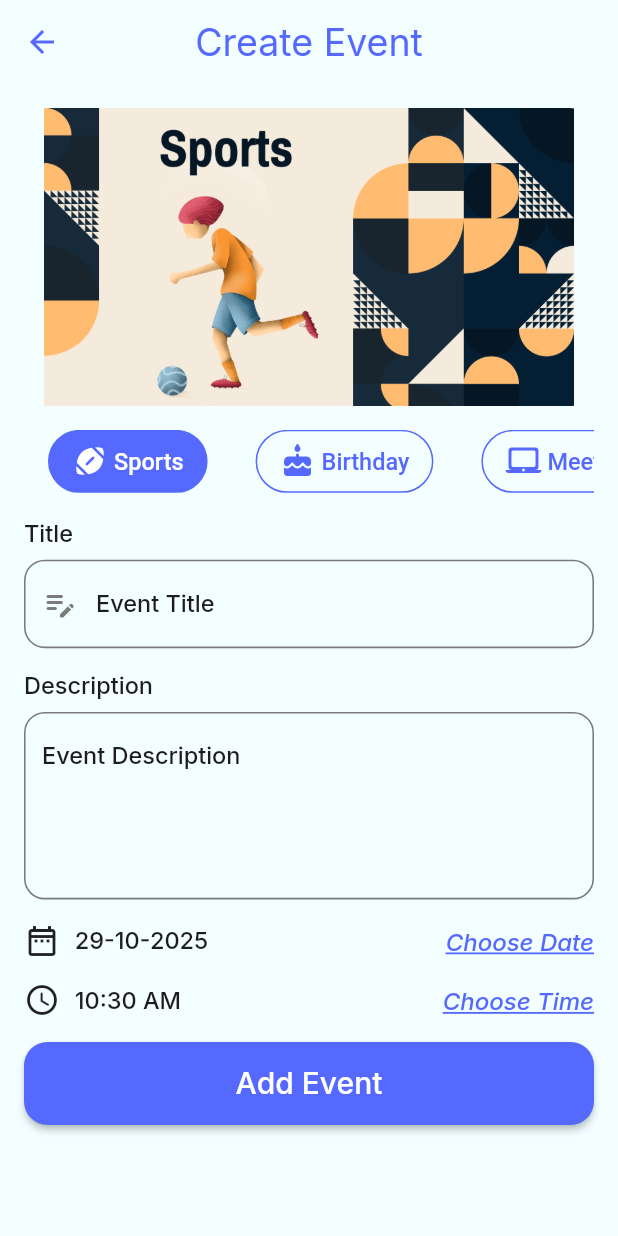
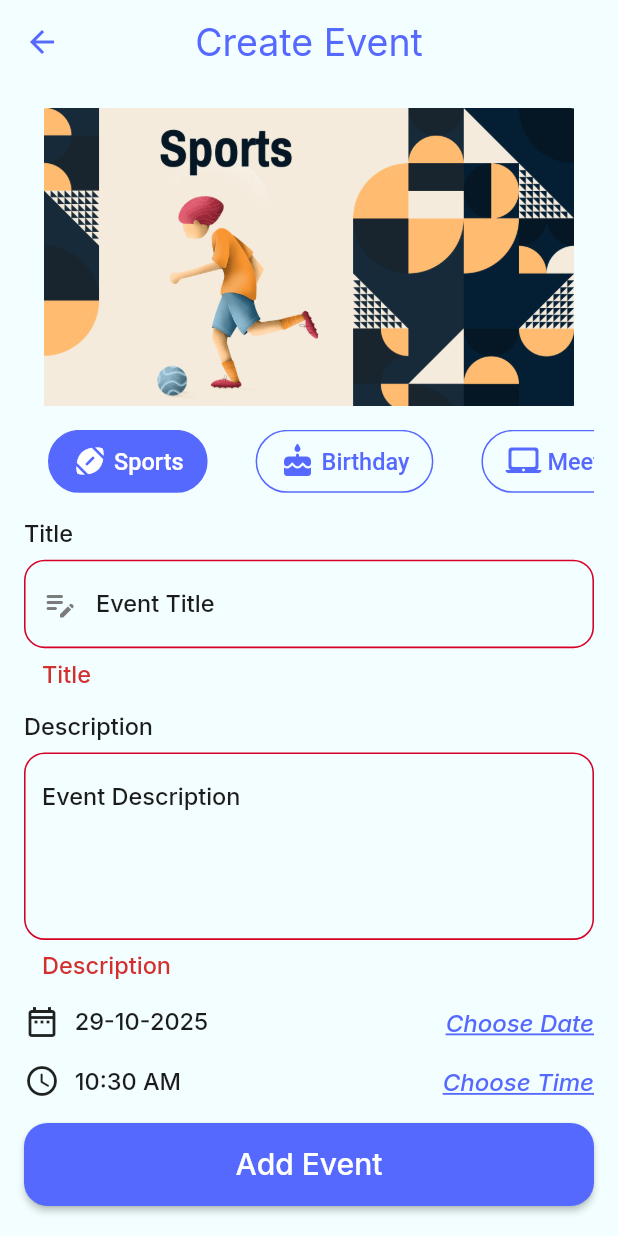
Before and after one commit to ahmedmohamed41/evently_app, a Flutter app: the CreateEvent screen opened by its route, after a tap on "Add Event", on a phone screen of 412 x 824 dp. Run offline on Flutter 3.47's test engine with Material 3 defaults, Android fonts, the phone set to English and light mode, and no system bars; our stand-ins replace cloud_firestore, dots_indicator, firebase_auth, firebase_core, firebase_messaging, flutter_local_notifications and 5 more; accounts and stored records are empty.

Commit message:
finish add ,get user from fireStore and add ,get event from FireStore

```diff
--- a/lib/core/resources/validators.dart
+++ b/lib/core/resources/validators.dart
@@ -1,9 +1,8 @@
-
 import 'package:evently_app/l10n/app_localizations.dart';
 import 'package:flutter/material.dart';
 
 abstract class Validator {
-  static String? validateName(String? input ,BuildContext context) {
+  static String? validateName(String? input, BuildContext context) {
     if (input == null || input.trim().isEmpty) {
       return AppLocalizations.of(context)!.name_is_required;
     }
@@ -19,12 +18,12 @@ abstract class Validator {
     ).hasMatch(email);
   }
 
-  static String? validateEmail(String? input ,BuildContext context) {
+  static String? validateEmail(String? input, BuildContext context) {
     if (input == null || input.trim().isEmpty) {
       return AppLocalizations.of(context)!.email_is_required;
     }
     if (!validEmail(input)) {
-     return AppLocalizations.of(context)!.email_bad_format;
+      return AppLocalizations.of(context)!.email_bad_format;
     }
     return null;
   }
@@ -35,12 +34,29 @@ abstract class Validator {
     ).hasMatch(password);
   }
 
-  static String? validatePassword(String? input,BuildContext context) {
+  static String? validatePassword(String? input, BuildContext context) {
     if (input == null || input.trim().isEmpty) {
       return AppLocalizations.of(context)!.password_is_required;
     }
     if (!validPassword(input)) {
-     return AppLocalizations.of(context)!.weak_password;
+      return AppLocalizations.of(context)!.weak_password;
+    }
+    return null;
+  }
+
+  static String? validateTitle(String? title, BuildContext context) {
+    if (title == null || title.trim().isEmpty) {
+      return AppLocalizations.of(context)!.title;
+    }
+    return null;
+  }
+
+  static String? validateDescription(
+    String? description,
+    BuildContext context,
+  ) {
+    if (description == null || description.trim().isEmpty) {
+      return AppLocalizations.of(context)!.description;
     }
     return null;
   }
--- a/lib/core/widgets/custom_tab_bar.dart
+++ b/lib/core/widgets/custom_tab_bar.dart
@@ -33,10 +33,10 @@ class _CustomTabBarState extends State<CustomTabBar> {
 
       child: TabBar(
         indicatorColor: Colors.transparent,
-        onTap: (value) {
-          widget.onCategoryItemClicked?.call(widget.categories[value]);
+        onTap: (index) {
+          widget.onCategoryItemClicked?.call(widget.categories[index]);
           setState(() {
-            isSelected = value;
+            isSelected = index;
           });
         },
         isScrollable: true,
--- a/lib/features/create_event/create_event.dart
+++ b/lib/features/create_event/create_event.dart
@@ -1,11 +1,18 @@
+import 'dart:developer';
+
+import 'package:evently_app/core/UI_Utils/ui_utils.dart';
 import 'package:evently_app/core/extensions/date_ex.dart';
 import 'package:evently_app/core/resources/colors_manager.dart';
+import 'package:evently_app/core/resources/validators.dart';
 import 'package:evently_app/core/widgets/custom_buttom_text.dart';
 import 'package:evently_app/core/widgets/custom_elevated_button.dart';
 import 'package:evently_app/core/widgets/custom_tab_bar.dart';
 import 'package:evently_app/core/widgets/custom_text_form_field.dart';
+import 'package:evently_app/firebase_service/firebase_service.dart';
 import 'package:evently_app/l10n/app_localizations.dart';
 import 'package:evently_app/models/category_model.dart';
+import 'package:evently_app/models/event_model.dart';
+import 'package:evently_app/models/user_model.dart';
 import 'package:flutter/material.dart';
 import 'package:flutter_screenutil/flutter_screenutil.dart';
 
@@ -17,12 +24,16 @@ class CreateEvent extends StatefulWidget {
 }
 
 class _CreateEventState extends State<CreateEvent> {
-  late CategoryModel selectedCategory;
+  late CategoryModel selectedCategory = selectedCategory =
+      CategoryModel.categories(context)[0];
+  final TextEditingController _titleController = TextEditingController();
+  final TextEditingController _descriptionController = TextEditingController();
+  final GlobalKey<FormState> _formKey = GlobalKey<FormState>();
+
   DateTime selectedDate = DateTime.now();
   TimeOfDay selectedTime = TimeOfDay.now();
   @override
   Widget build(BuildContext context) {
-    selectedCategory = CategoryModel.categories(context)[0];
     AppLocalizations appLocalizations = AppLocalizations.of(context)!;
     return Scaffold(
       appBar: AppBar(
@@ -32,6 +43,8 @@ class _CreateEventState extends State<CreateEvent> {
       body: Padding(
         padding: const EdgeInsets.all(16),
         child: SingleChildScrollView(
+          child: Form(
+            key: _formKey,
             child: Column(
               crossAxisAlignment: CrossAxisAlignment.stretch,
               children: [
@@ -50,6 +63,7 @@ class _CreateEventState extends State<CreateEvent> {
                   onCategoryItemClicked: (category) {
                     setState(() {
                       selectedCategory = category;
+                      log(selectedCategory.name);
                     });
                   },
                   categories: CategoryModel.categories(context),
@@ -73,6 +87,8 @@ class _CreateEventState extends State<CreateEvent> {
                   height: 8.h,
                 ),
                 CustomTextFormField(
+                  validator: (value) => Validator.validateTitle(value, context),
+                  controller: _titleController,
                   prefixIcon: Icons.edit_note_rounded,
                   hintText: appLocalizations.event_title,
                 ),
@@ -87,6 +103,9 @@ class _CreateEventState extends State<CreateEvent> {
                   height: 8.h,
                 ),
                 CustomTextFormField(
+                  validator: (value) =>
+                      Validator.validateDescription(value, context),
+                  controller: _descriptionController,
                   maxLines: 5,
                   hintText: appLocalizations.event_description,
                 ),
@@ -134,14 +153,34 @@ class _CreateEventState extends State<CreateEvent> {
                   height: 16.h,
                 ),
                 CustomElevatedButton(
-                onPressed: () {},
+                  onPressed: () {
+                    if (_formKey.currentState?.validate() == false) return;
+                    _createEvent();
+                  },
                   title: appLocalizations.add_event,
                 ),
               ],
             ),
           ),
         ),
+      ),
     );
+  }
+
+  void _createEvent() async {
+    EventModel event = EventModel(
+      eventId: "",
+      userId: UserModel.currentUser!.id,
+      category: selectedCategory,
+      dateTime: selectedDate,
+      title: _titleController.text,
+      description: _descriptionController.text,
+    );
+    UiUtils.showLoading(context);
+    await FirebaseService.addEventToFireStore(event, context);
+    UiUtils.hideLoading(context);
+    UiUtils.showFluttertoast('Event Create Successfully', Colors.green);
+    Navigator.pop(context);
   }
 
   void _selectedEventDate() async {
--- a/lib/features/main_layout/favourite/favourite_tab.dart
+++ b/lib/features/main_layout/favourite/favourite_tab.dart
@@ -51,9 +51,11 @@ class FavouriteTab extends StatelessWidget {
               ),
               itemBuilder: (context, index) => EventItem(
                 event: EventModel(
+                  eventId: '',
+                  userId: '',
                   category: CategoryModel.categories(context)[4],
                   dateTime: DateTime.now(),
-                  timeOfDay: TimeOfDay.now(),
+
                   title: 'Meeting for Updating The Development Method ',
                   description: 'Meeting for Updating The Development Method ',
                 ),
--- a/lib/features/main_layout/main_layout.dart
+++ b/lib/features/main_layout/main_layout.dart
@@ -30,6 +30,7 @@ class _MainLayoutState extends State<MainLayout> {
       floatingActionButton: MediaQuery.of(context).viewInsets.bottom != 0
           ? null
           : FloatingActionButton(
+              heroTag: null,
               onPressed: () {
                 Navigator.pushNamed(
                   context,
--- a/lib/features/main_layout/profile/profile_tap.dart
+++ b/lib/features/main_layout/profile/profile_tap.dart
@@ -4,6 +4,7 @@ import 'package:evently_app/core/resources/colors_manager.dart';
 import 'package:evently_app/core/routes/app_routes.dart';
 import 'package:evently_app/features/main_layout/profile/drop_down_item.dart';
 import 'package:evently_app/l10n/app_localizations.dart';
+import 'package:evently_app/models/user_model.dart';
 import 'package:evently_app/providers/config_provider.dart';
 import 'package:firebase_auth/firebase_auth.dart';
 import 'package:flutter/material.dart';
@@ -39,7 +40,7 @@ class ProfileTap extends StatelessWidget {
                       mainAxisSize: MainAxisSize.min,
                       children: [
                         Text(
-                          'Ahmed Moo',
+                          UserModel.currentUser!.name,
                           style: Theme.of(context).textTheme.headlineLarge,
                         ),
                         SizedBox(
@@ -47,7 +48,7 @@ class ProfileTap extends StatelessWidget {
                         ),
                         Text(
                           overflow: TextOverflow.clip,
-                          'AhmedMoo@gmail.com',
+                           UserModel.currentUser!.email,
                           style: Theme.of(context).textTheme.bodySmall!
                               .copyWith(
                                 color: ColorsManager.whiteBlue,
--- a/lib/models/event_model.dart
+++ b/lib/models/event_model.dart
@@ -1,17 +1,42 @@
+import 'package:cloud_firestore/cloud_firestore.dart';
+import 'package:evently_app/models/category_model.dart';
 import 'package:flutter/material.dart';
-import 'package:evently_app/models/category_model.dart';
 
 class EventModel {
+  String eventId;
+  String userId;
   CategoryModel category;
   String title;
   String description;
   DateTime dateTime;
-  TimeOfDay timeOfDay;
+
   EventModel({
+    required this.userId,
+    required this.eventId,
     required this.category,
     required this.title,
     required this.description,
     required this.dateTime,
-    required this.timeOfDay,
   });
+
+  EventModel.fromJson(Map<String, dynamic> json, BuildContext context)
+    : this(
+        userId: json['userId'],
+        eventId: json['eventId'],
+        category: CategoryModel.categories(context).firstWhere(
+          (category) => json['categoryId'] == category.id,
+        ),
+        title: json['title'],
+        description: json['description'],
+        dateTime: (json['dateTime'] as Timestamp).toDate(),
+      );
+
+  Map<String, dynamic> toJson() => {
+    'userId': userId,
+    'eventId': eventId,
+    'categoryId': category.id,
+    'title': title,
+    'description': description,
+    'dateTime': dateTime,
+  };
 }
--- /dev/null
+++ b/lib/models/user_model.dart
@@ -0,0 +1,14 @@
+class UserModel {
+  static UserModel? currentUser;
+  String id;
+  String email;
+  String name;
+  UserModel({
+    required this.id,
+    required this.email,
+    required this.name,
+  });
+  UserModel.fromJson(Map<String, dynamic> json)
+    : this(id: json["id"], name: json["name"], email: json["email"]);
+  Map<String, dynamic> toJson() => {"id": id, "name": name, "email": email};
+}
--- a/pubspec.yaml
+++ b/pubspec.yaml
@@ -45,6 +45,7 @@ dependencies:
   fluttertoast: ^9.0.0
   firebase_messaging: ^16.0.3
   flutter_local_notifications: ^19.5.0
+  cloud_firestore: ^6.0.3
 dev_dependencies:
   flutter_lints: ^6.0.0
   flutter_test:
```
Also changed, not shown: lib/features/auth/login/login.dart (+6 -1 lines), lib/features/auth/register/register.dart (+10 -1 lines), lib/features/main_layout/home/home_tab.dart (+47 -18 lines), lib/firebase_service/firebase_service.dart (+79 -0 lines), lib/main.dart (+7 -0 lines), lib/models/category_model.dart (+2 -6 lines), pubspec.lock, 3 other files. Lines whose indentation alone changed are shown as unchanged.
